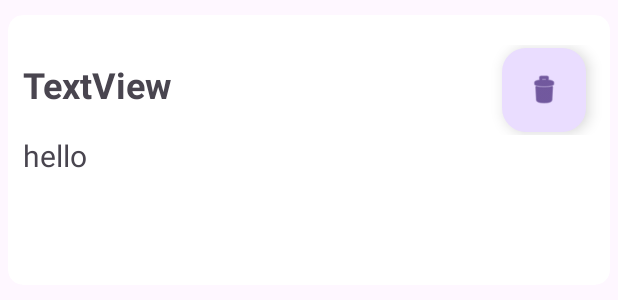
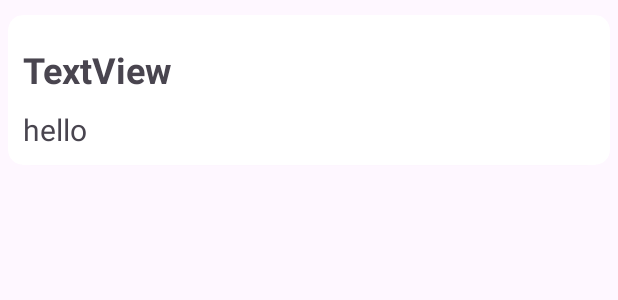
Before and after one commit to Thogaruchesti-hemanth/Notes-App, an Android app: the layout newitem_layout.xml on its own in the app's theme, with its tools: preview values and no code run, on a phone screen of 412 x 824 dp. Shown: the top 300 px of the screen. Run offline under Robolectric (Android 15) with nearby library versions, the phone set to English and light mode, and no system bars.

Commit message:
changed the main layout UI

```diff
--- a/app/src/main/java/com/example/notes/MainActivity.java
+++ b/app/src/main/java/com/example/notes/MainActivity.java
@@ -11,9 +11,11 @@ import androidx.appcompat.app.AppCompatActivity;
 import androidx.core.graphics.Insets;
 import androidx.core.view.ViewCompat;
 import androidx.core.view.WindowInsetsCompat;
+import androidx.recyclerview.widget.DividerItemDecoration;
 import androidx.recyclerview.widget.GridLayoutManager;
 import androidx.recyclerview.widget.LinearLayoutManager;
 import androidx.recyclerview.widget.RecyclerView;
+import androidx.recyclerview.widget.StaggeredGridLayoutManager;
 
 import com.google.android.material.floatingactionbutton.FloatingActionButton;
 
@@ -43,7 +45,7 @@ public class MainActivity extends AppCompatActivity {
         notesList=dbHelper.getAllNotes();
         noteAdapter= new NoteAdapter(notesList,this);
 
-        GridLayoutManager gridLayoutManager = new GridLayoutManager(this,2);
+        StaggeredGridLayoutManager gridLayoutManager = new StaggeredGridLayoutManager(2, StaggeredGridLayoutManager.VERTICAL);
         recyclerView.setLayoutManager(gridLayoutManager);
         recyclerView.setAdapter(noteAdapter);
 
--- a/app/src/main/res/layout/newitem_layout.xml
+++ b/app/src/main/res/layout/newitem_layout.xml
@@ -1,27 +1,20 @@
 <?xml version="1.0" encoding="utf-8"?>
-<LinearLayout xmlns:android="http://schemas.android.com/apk/res/android"
+<androidx.cardview.widget.CardView xmlns:android="http://schemas.android.com/apk/res/android"
     xmlns:app="http://schemas.android.com/apk/res-auto"
     android:layout_width="match_parent"
     android:layout_height="wrap_content"
-    android:elevation="5dp">
-
-
-    <androidx.cardview.widget.CardView
-        android:layout_width="match_parent"
-        android:layout_height="match_parent"
     android:layout_marginStart="5dp"
     android:layout_marginTop="10dp"
     android:layout_marginEnd="5dp"
-        android:layout_marginBottom="10dp"
     android:elevation="5dp"
     app:cardCornerRadius="10dp">
 
     <LinearLayout
         android:layout_width="match_parent"
-            android:layout_height="match_parent"
-            android:layout_marginTop="10dp"
+        android:layout_height="wrap_content"
         android:orientation="vertical">
 
+        <!-- ConstraintLayout for Title and Delete Button -->
         <androidx.constraintlayout.widget.ConstraintLayout
             android:layout_width="match_parent"
             android:layout_height="wrap_content"
@@ -29,8 +22,8 @@
 
             <TextView
                 android:id="@+id/textViewTitle"
-                    android:layout_width="0dp"
-                    android:layout_height="60dp"
+                android:layout_width="match_parent"
+                android:layout_height="wrap_content"
                 android:layout_marginEnd="8dp"
                 android:padding="10dp"
                 android:text="TextView"
@@ -47,6 +40,7 @@
                 android:layout_height="wrap_content"
                 android:layout_marginEnd="16dp"
                 android:clickable="true"
+                android:visibility="gone"
                 app:layout_constraintBottom_toBottomOf="parent"
                 app:layout_constraintEnd_toEndOf="parent"
                 app:layout_constraintTop_toTopOf="parent"
@@ -55,13 +49,13 @@
 
 
         <TextView
+            android:id="@+id/textViewContent"
             android:layout_width="match_parent"
-                android:layout_height="100dp"
+            android:layout_height="wrap_content"
             android:paddingStart="10dp"
-                android:id="@+id/textViewContent"
             android:text="hello"
-                android:textSize="20sp" />
+            android:textSize="20sp"
+            android:layout_marginBottom="10dp" />
     </LinearLayout>
+
 </androidx.cardview.widget.CardView>
-
-</LinearLayout>
```
Lines whose indentation alone changed are shown as unchanged.
